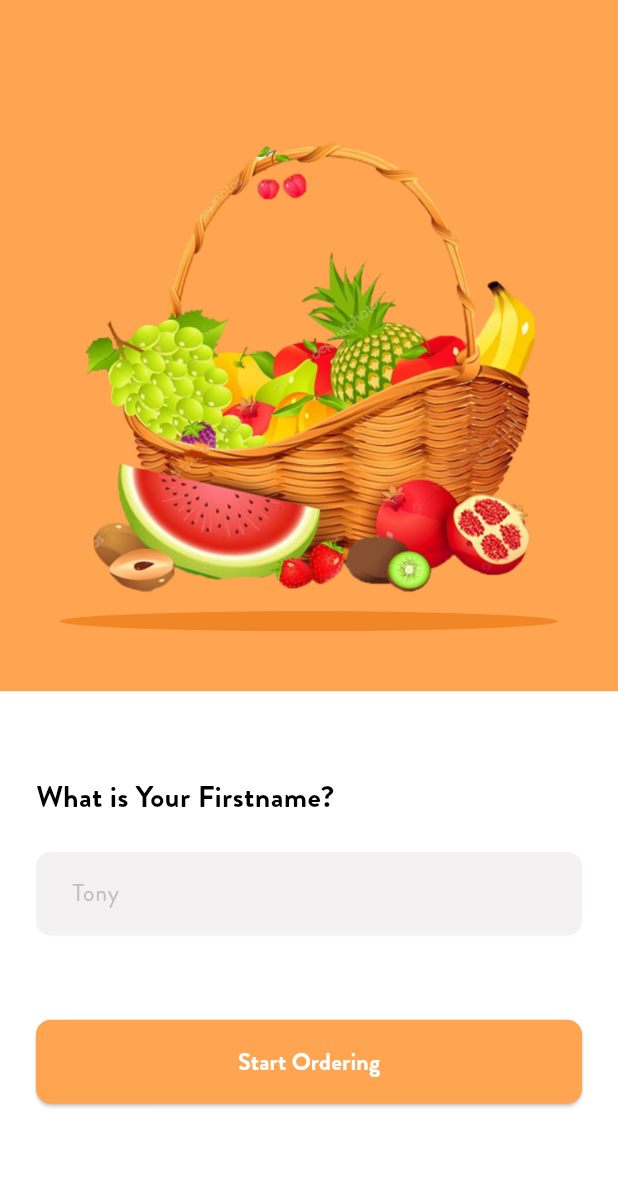
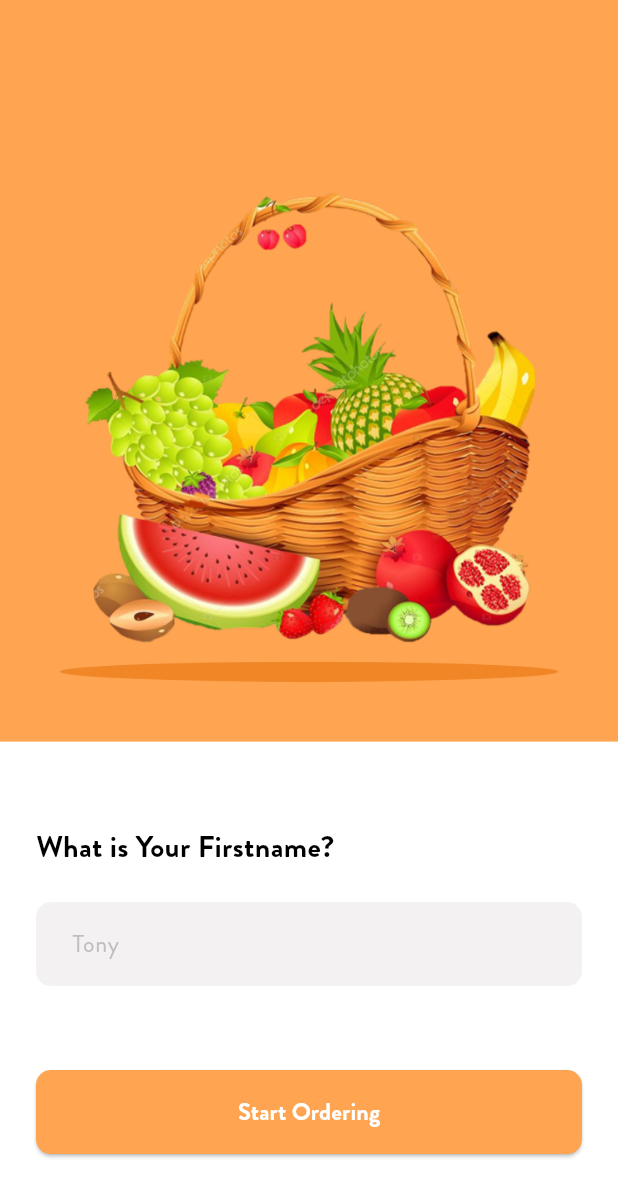
Before and after one commit to AbdalluhEssam/bmw_ada, a Flutter app: the screen it shows after launch, after a tap on "Let’s Continue", on a phone screen of 412 x 824 dp. Shown: the top 1197 px of the screen. Run offline on Flutter 3.47's test engine with Material 3 defaults, Android fonts, the light colour scheme and no system bars; our stand-ins replace flutter_svg; project files that could hold a hidden picture were left out.

Commit message:
Refactor login screen layout to use SingleChildScrollView for better responsiveness

```diff
--- a/lib/features/auth/ui/login.dart
+++ b/lib/features/auth/ui/login.dart
@@ -4,7 +4,6 @@ import 'package:flutter/material.dart';
 import '../../../core/constants/app_assets.dart';
 import '../../../core/theme/app_colors.dart';
 import '../../../core/widgets/custom_button.dart';
-import '../../home/ui/home_screen.dart';
 
 class LoginScreen extends StatefulWidget {
   const LoginScreen({super.key});
@@ -18,12 +17,13 @@ class _LoginScreenState extends State<LoginScreen> {
 
   @override
   Widget build(BuildContext context) {
+    double height = MediaQuery.sizeOf(context).height;
     return Scaffold(
-      body: Column(
-        children: [
-          Expanded(
-            flex: 3,
-            child: Container(
+      body: SingleChildScrollView(
+        child: Column(
+          children: [
+            Container(
+              height: height * 0.6,
               color: AppColors.primaryColor,
               padding: const EdgeInsets.all(40.0),
               child: Column(
@@ -35,11 +35,8 @@ class _LoginScreenState extends State<LoginScreen> {
                 ],
               ),
             ),
-          ),
-          const SizedBox(height: 56.0),
-          Expanded(
-            flex: 2,
-            child: Padding(
+            const SizedBox(height: 56.0),
+            Padding(
               padding: const EdgeInsets.symmetric(horizontal: 24.0),
               child: Column(
                 crossAxisAlignment: CrossAxisAlignment.start,
@@ -75,8 +72,8 @@ class _LoginScreenState extends State<LoginScreen> {
                 ],
               ),
             ),
-          ),
-        ],
+          ],
+        ),
       ),
     );
   }
```
Also changed, not shown: lib/features/test.dart (deleted, +0 -82 lines).
